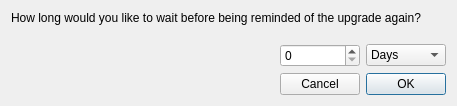
First picture: the form in src/upgradedelaywindow.ui, repository lubuntu-team/lubuntu-update, before the edit.
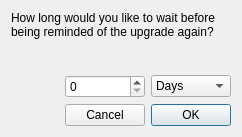
Second picture: the form after the edit.

Diff of the .ui file:
```diff
--- a/src/upgradedelaywindow.ui
+++ b/src/upgradedelaywindow.ui
@@ -6,8 +6,8 @@
    <rect>
     <x>0</x>
     <y>0</y>
-    <width>457</width>
-    <height>106</height>
+    <width>242</width>
+    <height>137</height>
    </rect>
   </property>
   <property name="windowTitle">
@@ -17,7 +17,10 @@
    <item>
     <widget class="QLabel" name="label">
      <property name="text">
-      <string>How long would you like to wait before being reminded of the upgrade again?</string>
+      <string>&lt;html&gt;&lt;head/&gt;&lt;body&gt;&lt;p&gt;How long would you like to wait before being reminded of the upgrade again?&lt;/p&gt;&lt;/body&gt;&lt;/html&gt;</string>
+     </property>
+     <property name="wordWrap">
+      <bool>true</bool>
      </property>
     </widget>
    </item>
```
Left out of the diff: 2 changed lines with no effect on the pictures.
